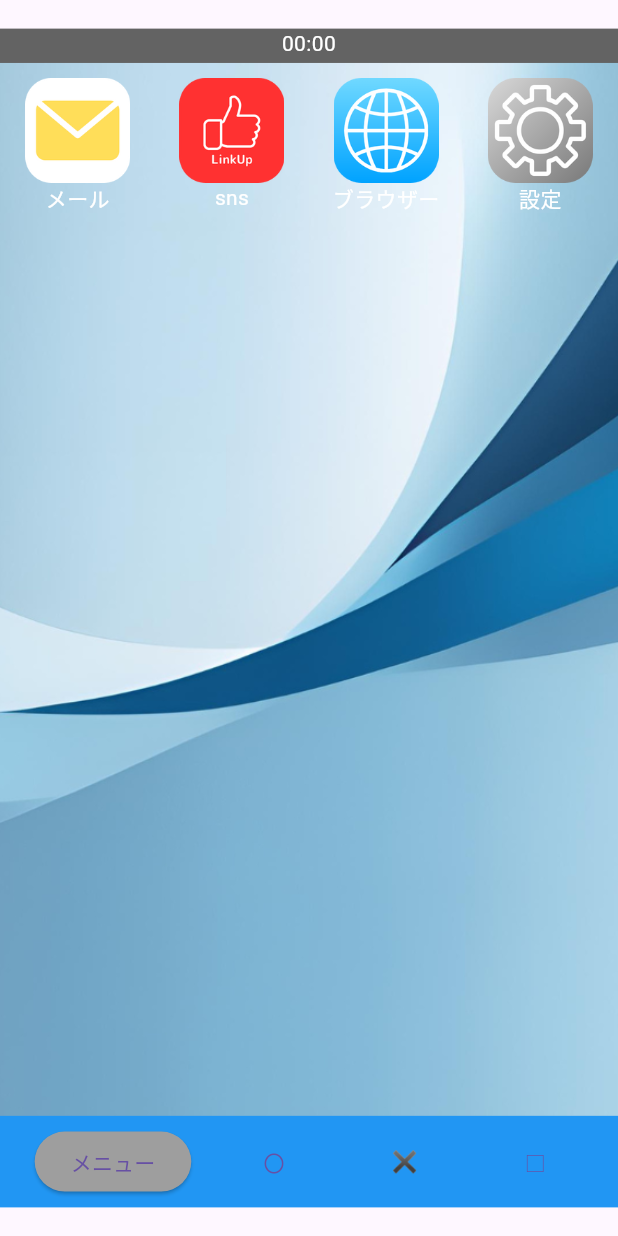
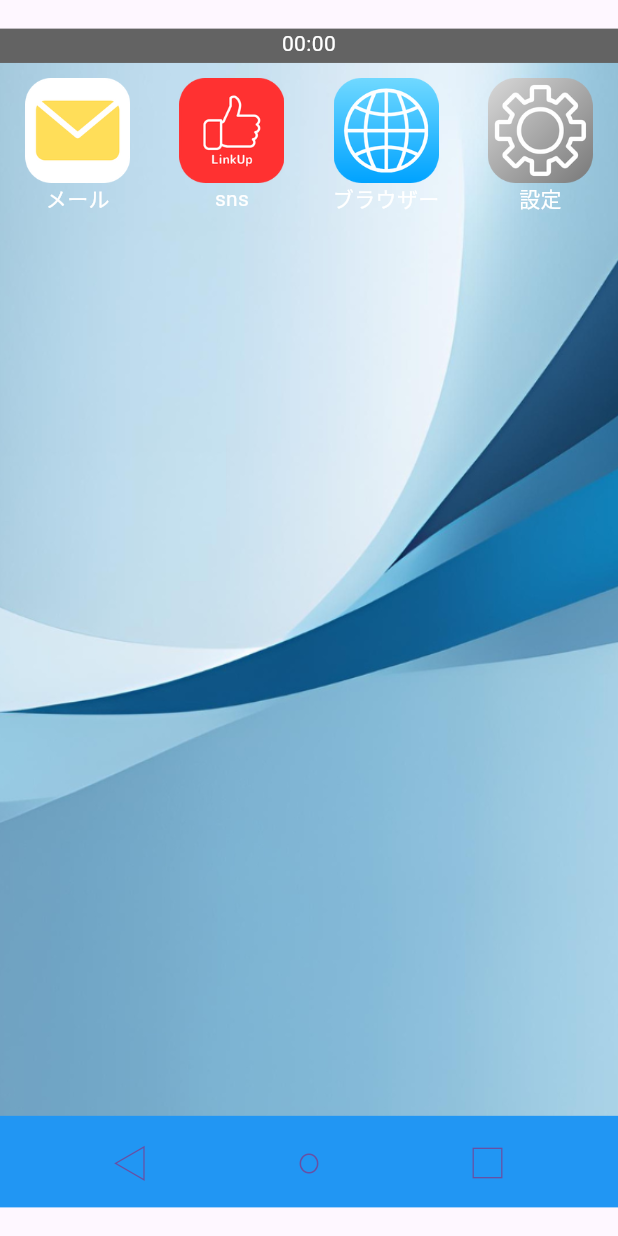
Before and after one commit to Tgacky-tech/pckapp2, a Flutter app: the screen00 screen opened by its route, on a phone screen of 412 x 824 dp. Run offline on Flutter 3.47's test engine with Material 3 defaults, Android fonts, the light colour scheme and no system bars; our stand-ins replace flutter_riverpod, flutter_svg, go_router, shared_preferences; missing offline and left inert: mysql1; accounts and stored records are empty.

Commit message:
下のボタンの整理とレスポンシブデザイン

```diff
--- a/lib/0-0_screen.dart
+++ b/lib/0-0_screen.dart
@@ -19,8 +19,8 @@ class screen00 extends ConsumerWidget {
     final pushButton1 = MaterialButton(
       onPressed: () => context.push('/1'),
       child: Container(
-        width: 70,
-        height: 70,
+        width: MediaQuery.of(context).size.width * 0.17,
+        height: MediaQuery.of(context).size.width * 0.17,
         decoration: const BoxDecoration(
             image: DecorationImage(
               image: AssetImage('images/nmail.png'),
@@ -31,8 +31,8 @@ class screen00 extends ConsumerWidget {
     final pushButton2 = MaterialButton(
       onPressed: () => context.push('/2'),
       child: Container(
-        width: 70,
-        height: 70,
+        width: MediaQuery.of(context).size.width * 0.17,
+        height: MediaQuery.of(context).size.width * 0.17,
         decoration: const BoxDecoration(
             image: DecorationImage(
               image: AssetImage('images/nsns.png'),
@@ -43,8 +43,8 @@ class screen00 extends ConsumerWidget {
     final pushButton3 = MaterialButton(
       onPressed: () => context.push('/3'),
       child: Container(
-        width: 70,
-        height: 70,
+        width: MediaQuery.of(context).size.width * 0.17,
+        height: MediaQuery.of(context).size.width * 0.17,
         decoration: const BoxDecoration(
             image: DecorationImage(
               image: AssetImage('images/nbrowser.png'),
@@ -55,8 +55,8 @@ class screen00 extends ConsumerWidget {
     final pushButton4 = MaterialButton(
       onPressed: () => context.push('/4'),
       child: Container(
-        width: 70,
-        height: 70,
+        width: MediaQuery.of(context).size.width * 0.17,
+        height: MediaQuery.of(context).size.width * 0.17,
         decoration: const BoxDecoration(
             image: DecorationImage(
               image: AssetImage('images/nsettings.png'),
@@ -69,10 +69,12 @@ class screen00 extends ConsumerWidget {
     //   style: ElevatedButton.styleFrom(backgroundColor: Colors.grey),
     //   child: const Text('バッテリー'),
     // );
-    final pushButton6 = ElevatedButton(
+    final pushButton6 = TextButton(
       onPressed: () => context.push('/menu'),
-      style: ElevatedButton.styleFrom(backgroundColor: Colors.grey),
-      child: const Text('メニュー'),
+      child: const Text('◁',
+        style: TextStyle(
+        fontSize: 25/*サイズ*/,
+      ),),
     );
     final pushButton7 = TextButton(
       onPressed: (){
@@ -89,15 +91,16 @@ class screen00 extends ConsumerWidget {
     );
     final pushButton8 = TextButton(
       onPressed: (){
-        ref.read(levelProvider.notifier).state = 0;
-        final level = ref.watch(levelProvider);
-            () => context.push('/00');
+        Navigator.of(context).pop();
+        () => context.push('/00');
       },
       child: const Text('✖'),
     );
     final pushButton9 = TextButton(
       onPressed: () => context.push('/task'),
-      child: const Text('□'),
+      child: const Text('□',
+        style: TextStyle(
+            fontSize: 25),),
     );
     return Scaffold(
     body: Center(
@@ -201,7 +204,7 @@ class screen00 extends ConsumerWidget {
         children: [
           pushButton6,
           pushButton7,
-          pushButton8,
+          // pushButton8,
           pushButton9,
         ],
       ),
```
